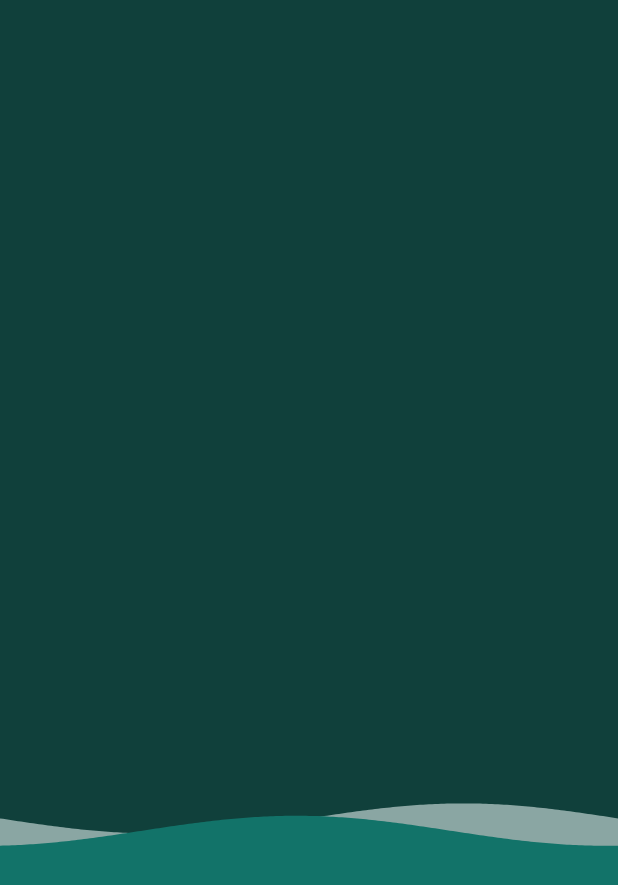
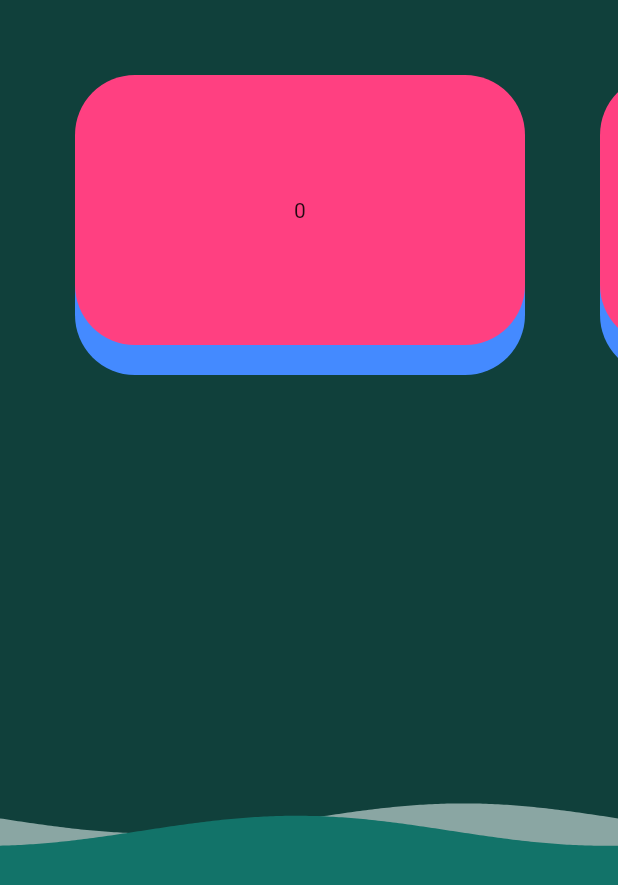
Before and after one commit to moustaphachadly/wasa, a Flutter app: the screen it shows after launch, on a phone screen of 412 x 824 dp. Shown: the top 885 px of the screen. Run offline on Flutter 3.47's test engine with Material 2 defaults, Android fonts, the phone set to English and light mode, and no system bars; drawn by our look-alikes of wave.

Commit message:
Add horizontal list with highlighted cell

```diff
--- /dev/null
+++ b/lib/horizontal_list/horizontal_list.dart
@@ -0,0 +1,28 @@
+/// Inspired by Lingokids.
+
+import 'package:flutter/material.dart';
+
+import 'list_cell.dart';
+
+class HorizontalList extends StatelessWidget {
+  const HorizontalList({Key? key}) : super(key: key);
+
+  @override
+  Widget build(BuildContext context) {
+    return SizedBox(
+      height: MediaQuery.of(context).size.height / 2,
+      child: ListView.separated(
+        scrollDirection: Axis.horizontal,
+        padding: const EdgeInsets.only(left: 50, top: 50, right: 25),
+        separatorBuilder: (_, __) => const SizedBox(width: 50),
+        itemCount: 10,
+        itemBuilder: (BuildContext context, int index) => ListCell(
+          onTap: () {
+            print(index);
+          },
+          child: Center(child: Text('$index')),
+        ),
+      ),
+    );
+  }
+}
--- /dev/null
+++ b/lib/horizontal_list/list_cell.dart
@@ -0,0 +1,93 @@
+import 'package:flutter/material.dart';
+
+const double cellWidth = 300;
+const double cellHeight = 200;
+const double shadowHeight = 20;
+
+class ListCell extends StatefulWidget {
+  const ListCell({Key? key, required this.onTap, this.child}) : super(key: key);
+
+  final VoidCallback onTap;
+  final Widget? child;
+
+  @override
+  State<ListCell> createState() => _ListCellState();
+}
+
+class _ListCellState extends State<ListCell> {
+  double _top = 0;
+
+  void _setHighlighted(bool highlighted) {
+    setState(() => _top = highlighted ? shadowHeight : 0);
+  }
+
+  bool _isInsideBox(BoxConstraints constraints, Offset localPosition) {
+    return localPosition.dx >= 0.0 &&
+        localPosition.dy >= 0.0 &&
+        localPosition.dx <= constraints.maxWidth &&
+        localPosition.dy <= constraints.maxHeight;
+  }
+
+  @override
+  Widget build(BuildContext context) {
+    return SizedBox(
+      width: cellWidth,
+      height: cellHeight,
+      child: LayoutBuilder(builder: (context, constraints) {
+        return Listener(
+          onPointerDown: (details) {
+            _setHighlighted(true);
+          },
+          onPointerMove: (details) {
+            _setHighlighted(_isInsideBox(constraints, details.localPosition));
+          },
+          onPointerUp: (details) {
+            _setHighlighted(false);
+            if (_isInsideBox(constraints, details.localPosition)) {
+              widget.onTap();
+            }
+          },
+          onPointerCancel: (d) {
+            _setHighlighted(false);
+          },
+          child: Stack(
+            children: [
+              const Positioned(
+                top: shadowHeight,
+                child: RoundedBox(color: Colors.blueAccent),
+              ),
+              AnimatedPositioned(
+                top: _top,
+                duration: const Duration(milliseconds: 150),
+                child: RoundedBox(
+                  color: Colors.pinkAccent,
+                  child: widget.child,
+                ),
+              ),
+            ],
+          ),
+        );
+      }),
+    );
+  }
+}
+
+class RoundedBox extends StatelessWidget {
+  const RoundedBox({Key? key, this.color, this.child}) : super(key: key);
+
+  final Color? color;
+  final Widget? child;
+
+  @override
+  Widget build(BuildContext context) {
+    return Container(
+      width: cellWidth,
+      height: cellHeight - shadowHeight,
+      decoration: BoxDecoration(
+        color: color,
+        borderRadius: BorderRadius.circular(40),
+      ),
+      child: child,
+    );
+  }
+}
--- a/lib/main.dart
+++ b/lib/main.dart
@@ -1,6 +1,7 @@
 import 'package:flutter/material.dart';
 
 import 'background_view.dart';
+import 'horizontal_list/horizontal_list.dart';
 
 void main() {
   runApp(const MyApp());
@@ -16,7 +17,14 @@ class MyApp extends StatelessWidget {
       theme: ThemeData(
         primarySwatch: Colors.blue,
       ),
-      home: const BackgroundView(),
+      home: Scaffold(
+        body: Stack(
+          children: const [
+            BackgroundView(),
+            HorizontalList(),
+          ],
+        ),
+      ),
     );
   }
 }
```
